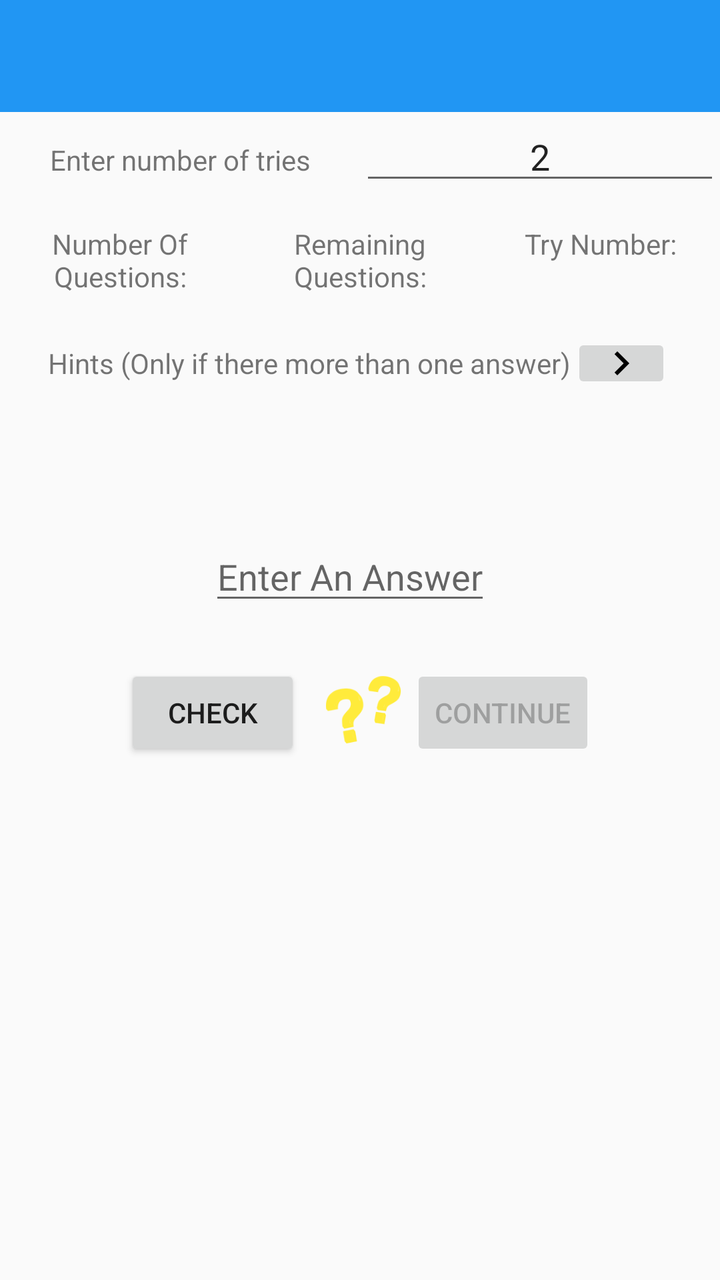
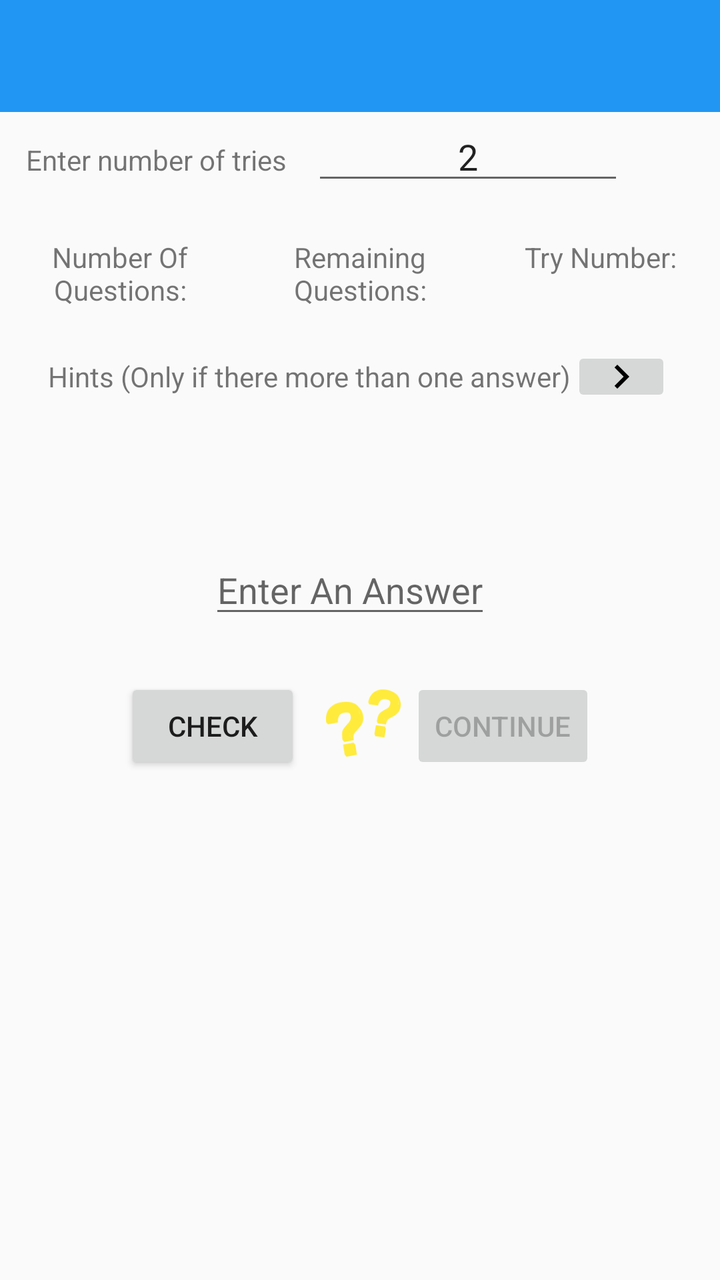

Before-and-after screenshots of an Android layout around one commit, followed by the original layout XML and the change that was made.
<!-- AndroidManifest.xml: application theme AppTheme -->
<!-- res/layout/activity_study_during.xml -->
<?xml version="1.0" encoding="utf-8"?>
<LinearLayout xmlns:android="http://schemas.android.com/apk/res/android"
    android:orientation="vertical" android:layout_width="match_parent"
    android:layout_height="match_parent">
    <android.support.v7.widget.Toolbar xmlns:app="http://schemas.android.com/apk/res-auto"
        android:id="@+id/toolbar"
        android:layout_width="fill_parent"
        android:layout_height="?attr/actionBarSize"
        android:background="?attr/colorPrimary"
        android:minHeight="?attr/actionBarSize">

    </android.support.v7.widget.Toolbar>
    <ScrollView
        android:layout_width="match_parent"
        android:layout_height="match_parent">
    <LinearLayout
        android:layout_width="match_parent"
        android:layout_height="wrap_content"
        android:orientation="vertical">
    <LinearLayout
        android:layout_width="match_parent"
        android:layout_height="wrap_content"
        android:layout_marginBottom="15dp">
    <TextView
        android:layout_width="0dp"
        android:layout_height="wrap_content"
        android:layout_weight="1"
        android:gravity="center"
        android:text="@string/enter_tries_number" />
    <EditText
        android:id="@+id/enter_tries"
        android:layout_width="0dp"
        android:layout_height="wrap_content"
        android:layout_weight="1"
        android:gravity="center"
        android:numeric="integer"
        android:text="@string/default_number_of_tries"
        android:imeOptions="flagNoExtractUi"/>
</LinearLayout>
    <TableLayout
        android:layout_width="match_parent"
        android:layout_height="wrap_content"
        android:layout_gravity="center">

        <TableRow
            android:layout_width="match_parent"
            android:layout_height="match_parent">

            <TextView
                android:layout_width="0dp"
                android:layout_height="wrap_content"
                android:layout_weight="1"
                android:gravity="center"
                android:text="@string/number_of_questions" />

            <TextView
                android:layout_width="0dp"
                android:layout_height="wrap_content"
                android:layout_weight="1"
                android:gravity="center"
                android:text="@string/remaining_questions" />

            <TextView
                android:layout_width="0dp"
                android:layout_height="wrap_content"
                android:layout_weight="1"
                android:gravity="center"
                android:text="@string/try_number" />
        </TableRow>

        <TableRow
            android:layout_width="match_parent"
            android:layout_height="match_parent">

            <TextView
                android:id="@+id/number_of_questions"
                android:layout_width="0dp"
                android:layout_height="wrap_content"
                android:layout_gravity="center"
                android:layout_weight="1"
                android:gravity="center"
                android:textColor="#FF0000" />

            <TextView
                android:id="@+id/remaining_question_counter"
                android:layout_width="0dp"
                android:layout_height="wrap_content"
                android:layout_gravity="center"
                android:layout_weight="1"
                android:gravity="center"
                android:textColor="#FF0000" />

            <TextView
                android:id="@+id/trys"
                android:layout_width="0dp"
                android:layout_height="wrap_content"
                android:layout_gravity="center"
                android:layout_weight="1"
                android:gravity="center"
                android:textColor="#FF0000" />

        </TableRow>

    </TableLayout>
    <TableLayout
        android:layout_width="match_parent"
        android:layout_height="wrap_content"
        android:layout_gravity="center">

        <TableRow
            android:layout_width="match_parent"
            android:layout_height="match_parent"
            android:layout_gravity="center"
            android:gravity="center">

            <TextView
                android:layout_width="match_parent"
                android:layout_height="wrap_content"
                android:layout_gravity="center"
                android:gravity="center"
                android:text="@string/hints" />
            <ImageButton
                android:id="@+id/next_hint"
                android:layout_width="50dp"
                android:layout_height="30dp"
                android:src="@drawable/ic_navigate_next_black_24dp"
                android:enabled="false"/>
        </TableRow>

        <TableRow
            android:layout_width="match_parent"
            android:layout_height="match_parent"
            android:layout_gravity="center"
            android:gravity="center">

            <TextView
                android:id="@+id/hint_if_there_is_more_than_one_answer"
                android:layout_width="match_parent"
                android:layout_height="wrap_content"
                android:layout_gravity="center"
                android:gravity="center" />


        </TableRow>

    </TableLayout>
    <LinearLayout
        android:layout_width="match_parent"
        android:layout_height="wrap_content"
        android:layout_gravity="center"
        android:orientation="vertical">

        

        <TextView
            android:id="@+id/display_question"
            android:layout_width="match_parent"
            android:layout_height="wrap_content"
            android:layout_marginTop="10dp"
            android:gravity="center"
            android:minLines="1"
            android:scrollbarAlwaysDrawVerticalTrack="true"
            android:textSize="30sp" />


    </LinearLayout>

    

    <LinearLayout
        android:layout_width="wrap_content"
        android:layout_height="wrap_content"
        android:layout_gravity="center"
        android:orientation="horizontal"
        android:layout_marginBottom="25dp">

        <EditText
            android:id="@+id/enter_answer"
            android:layout_width="0dp"
            android:layout_height="wrap_content"
            android:layout_gravity="center"
            android:layout_marginRight="10dp"
            android:layout_weight="1"
            android:hint="@string/enter_an_answer"
            android:minLines="1"
            android:enabled="true"
            android:scrollbarAlwaysDrawVerticalTrack="true"
            android:imeOptions="flagNoExtractUi"/>

        

    </LinearLayout>
    <LinearLayout
        android:layout_width="wrap_content"
        android:layout_height="wrap_content"
        android:layout_gravity="center"
        android:orientation="horizontal">

        <Button
            android:id="@+id/check"
            android:layout_width="wrap_content"
            android:layout_height="wrap_content"
            android:layout_gravity="center"
            android:layout_marginEnd="10dp"
            android:layout_marginRight="10dp"
            android:enabled="true"
            android:text="@string/check" />
        <ImageView
            android:id="@+id/image_result"
            android:layout_width="45dp"
            android:layout_height="45dp"
            android:layout_gravity="center"
            android:src="@drawable/ic_question_marks" />
        <Button
            android:id="@+id/_continue"
            android:layout_width="wrap_content"
            android:layout_height="wrap_content"
            android:text="@string/_continue"
            android:enabled="false"/>

    </LinearLayout>
    </LinearLayout>
    </ScrollView>
</LinearLayout>
<!-- resources referenced by this layout -->
<resources>
  <!-- drawable ic_navigate_next_black_24dp: png bitmap (drawable-hdpi, 128 bytes) -->
  <!-- drawable ic_question_marks: png bitmap (drawable-hdpi, 3010 bytes) -->
  <string name="_continue">Continue</string>
  <string name="check">Check</string>
  <string name="default_number_of_tries">2</string>
  <string name="enter_an_answer">Enter An Answer</string>
  <string name="enter_tries_number">Enter number of tries</string>
  <string name="hints">Hints (Only if there more than one answer)</string>
  <string name="number_of_questions">Number Of Questions:</string>
  <string name="remaining_questions">Remaining Questions:</string>
  <string name="try_number">Try Number:</string>
  <style name="AppTheme" parent="MyTheme.Base">
      </style>
  <style name="MyTheme.Base" parent="Theme.AppCompat.Light.DarkActionBar">
          <item name="windowNoTitle">true</item>
          <item name="windowActionBar">false</item>
          <item name="colorPrimary">#2196F3</item>
          <item name="colorPrimaryDark">#1976D2</item>
          <item name="colorAccent">#FF4081</item>
      </style>
</resources>

<!-- the commit's change to res/layout/activity_study_during.xml (unified diff, before → after) -->
@@ -9,14 +9,17 @@
         android:background="?attr/colorPrimary"
         android:minHeight="?attr/actionBarSize">
 
+
     </android.support.v7.widget.Toolbar>
     <ScrollView
         android:layout_width="match_parent"
         android:layout_height="match_parent">
+
     <LinearLayout
         android:layout_width="match_parent"
         android:layout_height="wrap_content"
         android:orientation="vertical">
+
     <LinearLayout
         android:layout_width="match_parent"
         android:layout_height="wrap_content"
@@ -36,6 +39,12 @@
         android:numeric="integer"
         android:text="@string/default_number_of_tries"
         android:imeOptions="flagNoExtractUi"/>
+        <ProgressBar
+            android:id="@+id/progress_bar"
+            android:layout_width="wrap_content"
+            android:layout_height="wrap_content"
+            android:visibility="invisible"
+            />
 </LinearLayout>
     <TableLayout
         android:layout_width="match_parent"
